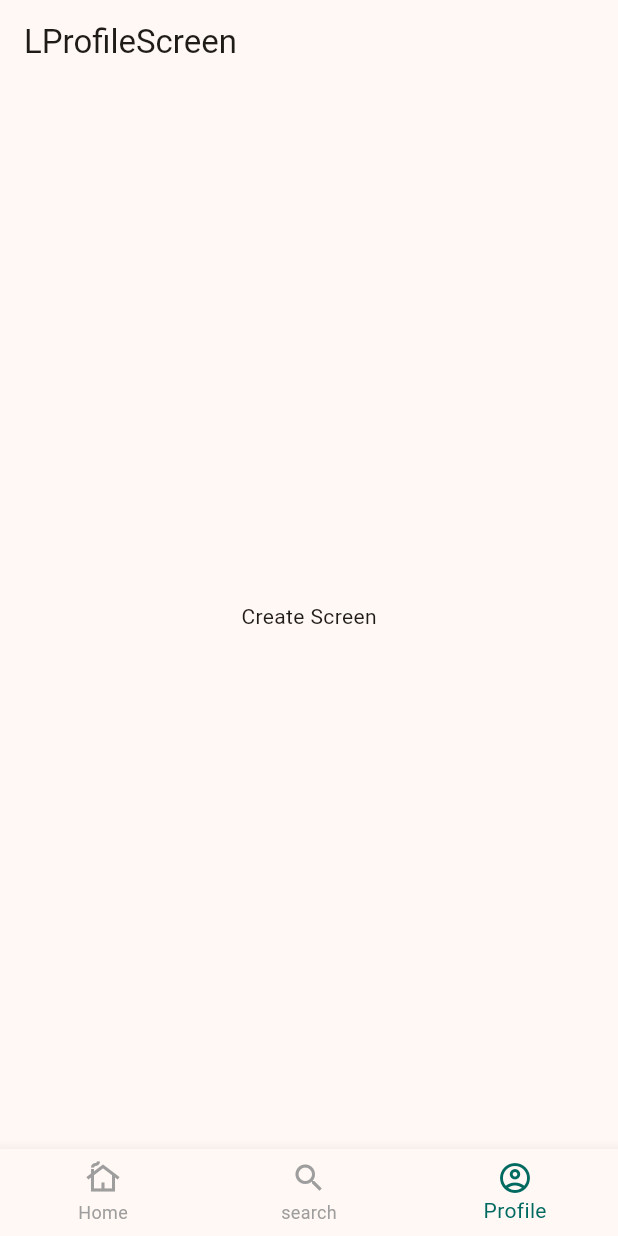
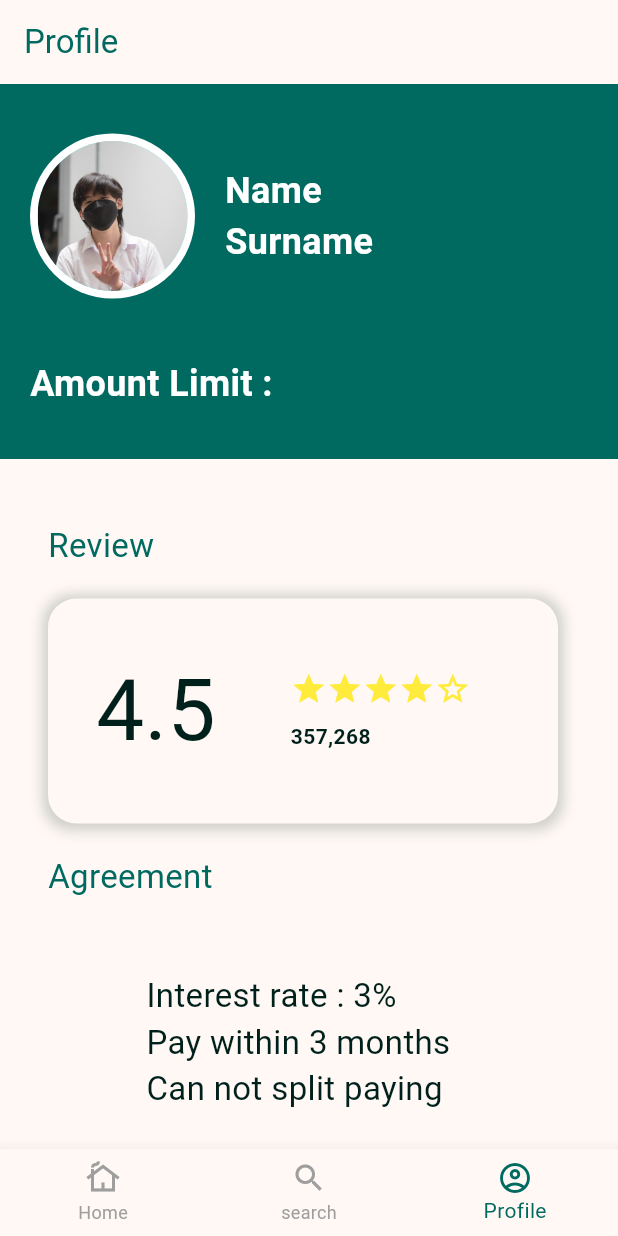
Before and after one commit to shine-bright-team/LAAS-Frontend, a Flutter app: the LProfileScreen screen opened by its route, on a phone screen of 412 x 824 dp. Run offline on Flutter 3.47's test engine with Material 2 defaults, Android fonts, the light colour scheme and no system bars; drawn by our look-alikes of dynamic_color; our stand-ins replace dio, firebase_core, firebase_messaging, flutter_dotenv, flutter_riverpod, go_router and 1 more; accounts and stored records are empty; network calls fail; statements that could not run were skipped.

Commit message:
profile lender

```diff
--- /dev/null
+++ b/lib/components/Lender/Argeement.dart
@@ -0,0 +1,52 @@
+import 'package:flutter/material.dart';
+
+Widget agreement(BuildContext context) {
+  return (Column(
+    crossAxisAlignment: CrossAxisAlignment.start,
+    children: [
+      Text(
+        "Agreement",
+        style: TextStyle(
+            fontSize: Theme.of(context).textTheme.titleLarge!.fontSize,
+            color: Theme.of(context).colorScheme.primary),
+      ),
+      const SizedBox(
+        height: 20,
+      ),
+      Container(
+        constraints: const BoxConstraints(maxWidth: 340, minHeight: 150),
+        decoration: BoxDecoration(
+          borderRadius: BorderRadius.circular(19),
+          color: Theme.of(context).colorScheme.surface,
+          // boxShadow: [
+          //   BoxShadow(
+          //     color: Theme.of(context)
+          //         .colorScheme
+          //         .onPrimaryContainer
+          //         .withOpacity(0.2),
+          //     spreadRadius: 3,
+          //     blurRadius: 7,
+          //     offset: const Offset(0, 1),
+          //   ),
+          // ],
+        ),
+        child: Padding(
+          padding: const EdgeInsets.all(16.0),
+          child: Center(
+            child: Column(
+              children: [
+                Text(
+                    "Interest rate : 3% \nPay within 3 months\nCan not split paying  ",
+                    style: TextStyle(
+                      fontSize:
+                          Theme.of(context).textTheme.titleLarge!.fontSize,
+                      color: Theme.of(context).colorScheme.onPrimaryContainer,
+                    )),
+              ],
+            ),
+          ),
+        ),
+      ),
+    ],
+  ));
+}
--- /dev/null
+++ b/lib/components/Lender/Header.dart
@@ -0,0 +1,51 @@
+import 'package:flutter/material.dart';
+
+Widget header(
+  BuildContext context,
+) {
+  return Container(
+      color: Theme.of(context).colorScheme.primary,
+      height: 250,
+      width: double.infinity,
+      child: Padding(
+        padding: const EdgeInsets.all(20.0),
+        child: Column(
+            mainAxisAlignment: MainAxisAlignment.center,
+            crossAxisAlignment: CrossAxisAlignment.start,
+            children: [
+              Row(
+                children: [
+                  CircleAvatar(
+                      backgroundColor: Theme.of(context).colorScheme.onPrimary,
+                      radius: 55.0,
+                      child: const CircleAvatar(
+                        radius: 50,
+                        backgroundImage: AssetImage('assets/ri.jpeg'),
+                      )),
+                  Padding(
+                    padding: const EdgeInsets.only(left: 20.0),
+                    child: Text(
+                      "Name\nSurname",
+                      style: TextStyle(
+                        color: Theme.of(context).colorScheme.onPrimary,
+                        fontSize:
+                            Theme.of(context).textTheme.headlineSmall!.fontSize,
+                        fontWeight: FontWeight.bold,
+                      ),
+                    ),
+                  ),
+                ],
+              ),
+              const SizedBox(
+                height: 40,
+              ),
+              Text("Amount Limit : ",
+                  style: TextStyle(
+                    color: Theme.of(context).colorScheme.onPrimary,
+                    fontSize:
+                        Theme.of(context).textTheme.headlineSmall!.fontSize,
+                    fontWeight: FontWeight.bold,
+                  )),
+            ]),
+      ));
+}
--- /dev/null
+++ b/lib/components/Lender/Review.dart
@@ -0,0 +1,80 @@
+import 'package:flutter/material.dart';
+import 'package:laas/components/Lender/Star.dart';
+
+Widget review(BuildContext context) {
+  return (Column(
+    crossAxisAlignment: CrossAxisAlignment.start,
+    children: [
+      Text(
+        "Review",
+        style: TextStyle(
+            fontSize: Theme.of(context).textTheme.titleLarge!.fontSize,
+            color: Theme.of(context).colorScheme.primary),
+      ),
+      const SizedBox(
+        height: 20,
+      ),
+      Container(
+        constraints: const BoxConstraints(maxWidth: 340, minHeight: 150),
+        decoration: BoxDecoration(
+          borderRadius: BorderRadius.circular(19),
+          color: Theme.of(context).colorScheme.surface,
+          boxShadow: [
+            BoxShadow(
+              color: Theme.of(context)
+                  .colorScheme
+                  .onPrimaryContainer
+                  .withOpacity(0.2),
+              spreadRadius: 3,
+              blurRadius: 7,
+              offset: const Offset(0, 1),
+            ),
+          ],
+        ),
+        child: Padding(
+          padding: const EdgeInsets.all(32.0),
+          child: Center(
+            child: Row(
+              children: [
+                Padding(
+                  padding: const EdgeInsets.only(right: 50),
+                  child: Text("4.5",
+                      style: TextStyle(
+                        fontSize:
+                            Theme.of(context).textTheme.displayLarge!.fontSize,
+                        color: Theme.of(context).colorScheme.onPrimaryContainer,
+                      )),
+                ),
+                Column(
+                  crossAxisAlignment: CrossAxisAlignment.start,
+                  children: [
+                    const StarDisplayWidget(
+                      value: 4,
+                      filledStar: Icon(Icons.star, color: Colors.yellow),
+                      unfilledStar:
+                          Icon(Icons.star_border, color: Colors.yellow),
+                      key: null,
+                    ),
+                    const SizedBox(
+                      height: 10,
+                    ),
+                    Text("357,268",
+                        style: TextStyle(
+                            fontSize: Theme.of(context)
+                                .textTheme
+                                .titleSmall!
+                                .fontSize,
+                            color: Theme.of(context)
+                                .colorScheme
+                                .onPrimaryContainer,
+                            fontWeight: FontWeight.bold))
+                  ],
+                ),
+              ],
+            ),
+          ),
+        ),
+      ),
+    ],
+  ));
+}
--- /dev/null
+++ b/lib/components/Lender/Star.dart
@@ -0,0 +1,33 @@
+import 'package:flutter/material.dart';
+
+class StarDisplayWidget extends StatelessWidget {
+  final int value;
+  final Widget filledStar;
+  final Widget unfilledStar;
+  const StarDisplayWidget({
+    Key? key,
+    this.value = 0,
+    required this.filledStar,
+    required this.unfilledStar,
+  })  : assert(value != null),
+        super(key: key);
+  @override
+  Widget build(BuildContext context) {
+    return Row(
+      mainAxisSize: MainAxisSize.min,
+      children: List.generate(5, (index) {
+        return index < value ? filledStar : unfilledStar;
+      }),
+    );
+  }
+}
+
+class StarDisplay extends StarDisplayWidget {
+  const StarDisplay({Key? key, int value = 0})
+      : super(
+          key: key,
+          value: value,
+          filledStar: const Icon(Icons.star),
+          unfilledStar: const Icon(Icons.star_border),
+        );
+}
--- a/lib/pages/Lender/l_profile.dart
+++ b/lib/pages/Lender/l_profile.dart
@@ -1,5 +1,9 @@
 //fxh
 import 'package:flutter/material.dart';
+import 'package:laas/components/Lender/Argeement.dart';
+import 'package:laas/components/Lender/Header.dart';
+
+import '../../components/Lender/Review.dart';
 
 class LProfileScreen extends StatelessWidget {
   const LProfileScreen({super.key});
@@ -7,12 +11,113 @@ class LProfileScreen extends StatelessWidget {
   @override
   Widget build(BuildContext context) {
     return Scaffold(
-      appBar: AppBar(
-        title: const Text("LProfileScreen"),
-      ),
-      body: const Center(
-        child: Text("Create Screen"),
-      ),
-    );
+        appBar: AppBar(
+          title: Text(
+            "Profile",
+            style: TextStyle(color: Theme.of(context).colorScheme.primary),
+          ),
+        ),
+        body: SingleChildScrollView(
+          child: Column(
+            crossAxisAlignment: CrossAxisAlignment.start,
+            children: [
+              header(context),
+              const SizedBox(
+                height: 10,
+              ),
+              Padding(
+                padding: const EdgeInsets.all(32.0),
+                child: Column(
+                  children: [
+                    review(context),
+                    const SizedBox(
+                      height: 20,
+                    ),
+                    agreement(context)
+                  ],
+                ),
+              ),
+              Padding(
+                padding: const EdgeInsets.all(32.0),
+                child: Column(
+                  children: [
+                    editButton(context),
+                    const SizedBox(
+                      height: 17,
+                    ),
+                    update(context),
+                    const SizedBox(
+                      height: 17,
+                    ),
+                    logoutButton(context),
+                  ],
+                ),
+              )
+            ],
+          ),
+        ));
   }
 }
+
+Widget editButton(BuildContext context) {
+  return ElevatedButton(
+    style: ElevatedButton.styleFrom(
+      minimumSize: const Size.fromHeight(50),
+      backgroundColor: Theme.of(context).colorScheme.surface,
+    ),
+    onPressed: () {
+      // ScaffoldMessenger.of(context).showSnackBar(
+      //   const SnackBar(content: Text('Edit successfully')),
+      // );
+    },
+    child: Text(
+      "Edit Agreement",
+      style: TextStyle(
+          color: Theme.of(context).colorScheme.primary,
+          fontWeight: FontWeight.bold,
+          fontSize: Theme.of(context).textTheme.titleMedium!.fontSize),
+    ),
+  );
+}
+
+Widget update(BuildContext context) {
+  return ElevatedButton(
+    style: ElevatedButton.styleFrom(
+      minimumSize: const Size.fromHeight(50),
+      backgroundColor: Theme.of(context).colorScheme.surface,
+    ),
+    onPressed: () {
+      // ScaffoldMessenger.of(context).showSnackBar(
+      //   const SnackBar(content: Text('Update KYC successfully')),
+      // );
+    },
+    child: Text(
+      "Update KYC",
+      style: TextStyle(
+          color: Theme.of(context).colorScheme.primary,
+          fontWeight: FontWeight.bold,
+          fontSize: Theme.of(context).textTheme.titleMedium!.fontSize),
+    ),
+  );
+}
+
+Widget logoutButton(BuildContext context) {
+  return ElevatedButton(
+    style: ElevatedButton.styleFrom(
+      minimumSize: const Size.fromHeight(50),
+      backgroundColor: Theme.of(context).colorScheme.primary,
+    ),
+    onPressed: () {
+      ScaffoldMessenger.of(context).showSnackBar(
+        const SnackBar(content: Text('Log out successfully')),
+      );
+    },
+    child: Text(
+      "Log Out",
+      style: TextStyle(
+          color: Theme.of(context).colorScheme.onPrimary,
+          fontWeight: FontWeight.bold,
+          fontSize: Theme.of(context).textTheme.titleMedium!.fontSize),
+    ),
+  );
+}
```
Also changed, not shown: assets/ri.jpeg (added), 6 other files.
